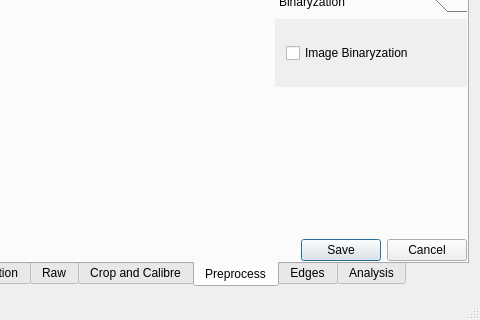
Qt form gui/mainwindow.ui (librehat/caiga) before a commit; both pictures show x 220 to 700 and y 126 to 446 of the 700 by 446 pixel window.
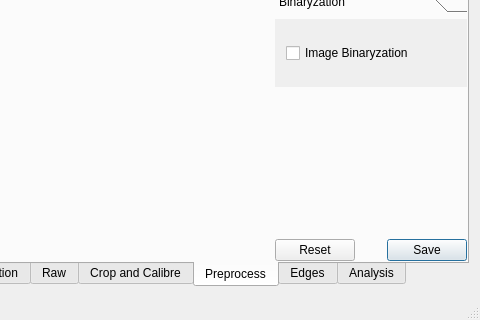
The same form after that commit. The open tabs and pages were chosen to show the change. Icons and pictures are not drawn. Custom widgets are drawn as their Qt base class.

What changed in the file:
```diff
--- a/gui/mainwindow.ui
+++ b/gui/mainwindow.ui
@@ -347,7 +347,7 @@
            </sizepolicy>
           </property>
           <property name="standardButtons">
-           <set>QDialogButtonBox::Cancel|QDialogButtonBox::Save</set>
+           <set>QDialogButtonBox::Reset|QDialogButtonBox::Save</set>
           </property>
          </widget>
         </item>
```
Left out of the diff: 13 changed lines with no effect on the pictures.
